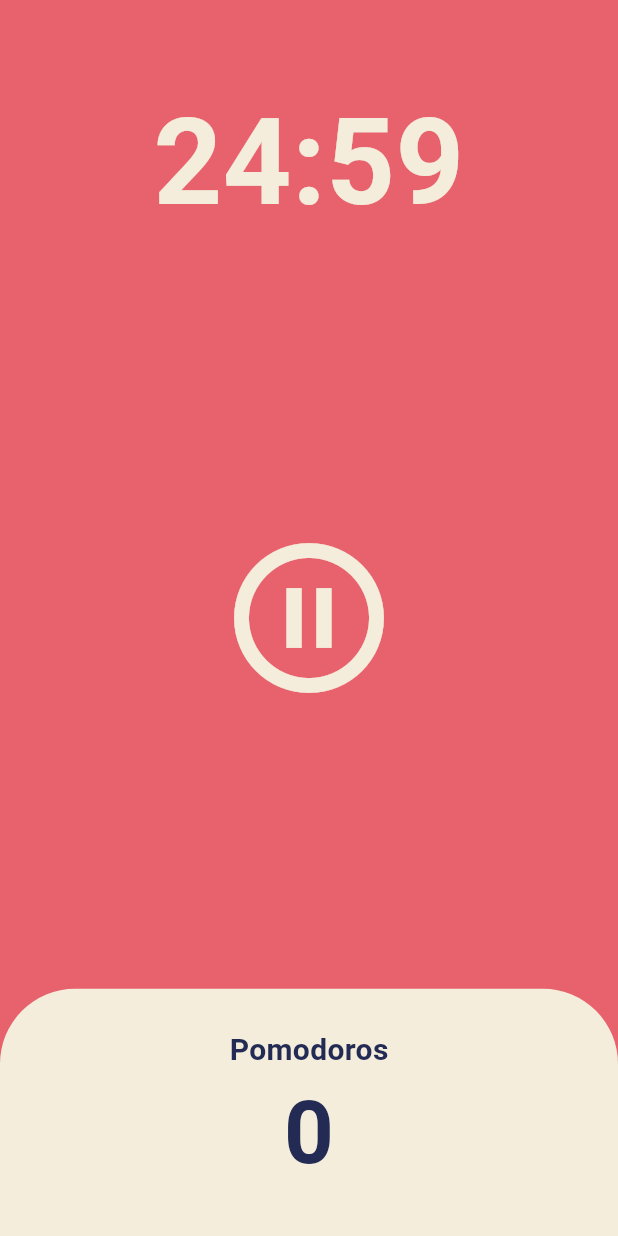
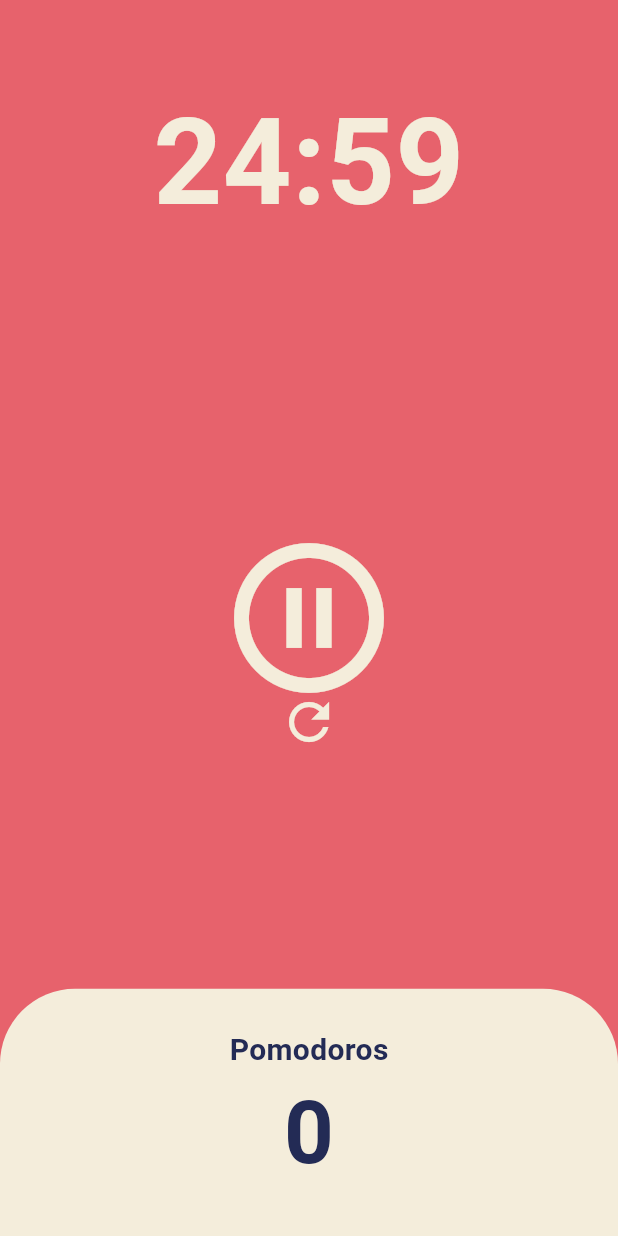
Before and after one commit to helious23/toonflix_again, a Flutter app: the screen it shows after launch, after a tap on the "play circle outline" icon, on a phone screen of 412 x 824 dp. Run offline on Flutter 3.47's test engine with Material 3 defaults, Android fonts, the phone set to English and light mode, and no system bars.

```diff
--- a/lib/screens/home_screen.dart
+++ b/lib/screens/home_screen.dart
@@ -13,6 +13,7 @@ class _HomeScreenState extends State<HomeScreen> {
   static const twentyFiveMinutes = 1500;
   int totalSeconds = twentyFiveMinutes;
   bool isRunning = false;
+  bool resetShown = false;
   int totalPomodoros = 0;
   late Timer timer;
 
@@ -22,6 +23,7 @@ class _HomeScreenState extends State<HomeScreen> {
         totalPomodoros++;
         isRunning = false;
         totalSeconds = twentyFiveMinutes;
+        resetShown = false;
       });
       timer.cancel();
     } else {
@@ -36,6 +38,7 @@ class _HomeScreenState extends State<HomeScreen> {
     timer = Timer.periodic(const Duration(seconds: 1), onTick);
     setState(() {
       isRunning = true;
+      resetShown = true;
     });
   }
 
@@ -43,6 +46,15 @@ class _HomeScreenState extends State<HomeScreen> {
     timer.cancel();
     setState(() {
       isRunning = false;
+    });
+  }
+
+  void onResetPressed() {
+    timer.cancel();
+    setState(() {
+      totalSeconds = twentyFiveMinutes;
+      isRunning = false;
+      resetShown = false;
     });
   }
 
@@ -78,8 +90,11 @@ class _HomeScreenState extends State<HomeScreen> {
           ),
           Flexible(
             flex: 3,
-            child: Center(
-              child: IconButton(
+            child: SizedBox.expand(
+              child: Stack(
+                alignment: Alignment.center,
+                children: [
+                  IconButton(
                     iconSize: 120,
                     color: Theme.of(context).cardColor,
                     onPressed: isRunning
@@ -90,6 +105,18 @@ class _HomeScreenState extends State<HomeScreen> {
                           ? Icons.pause_circle_outline
                           : Icons.play_circle_outline,
                     ),
+                  ),
+                  if (resetShown)
+                    Positioned(
+                      bottom: 150,
+                      child: IconButton(
+                        iconSize: 40,
+                        color: Theme.of(context).cardColor,
+                        onPressed: onResetPressed,
+                        icon: const Icon(Icons.refresh_outlined),
+                      ),
+                    ),
+                ],
               ),
             ),
           ),
```
Lines whose indentation alone changed are shown as unchanged.
